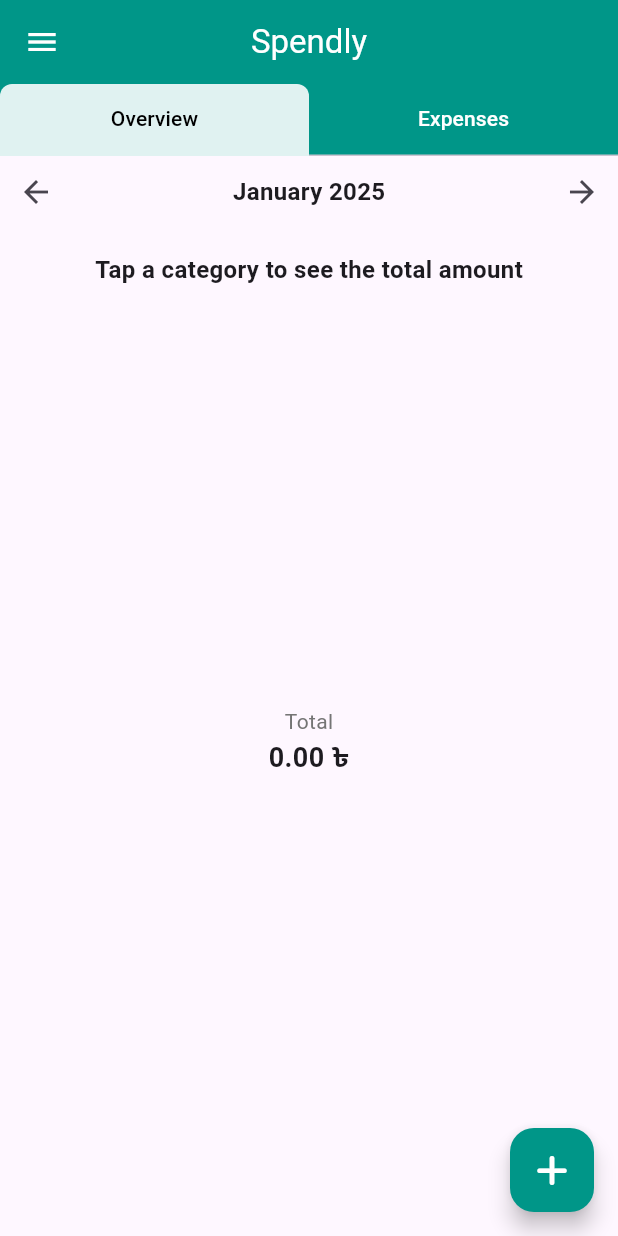
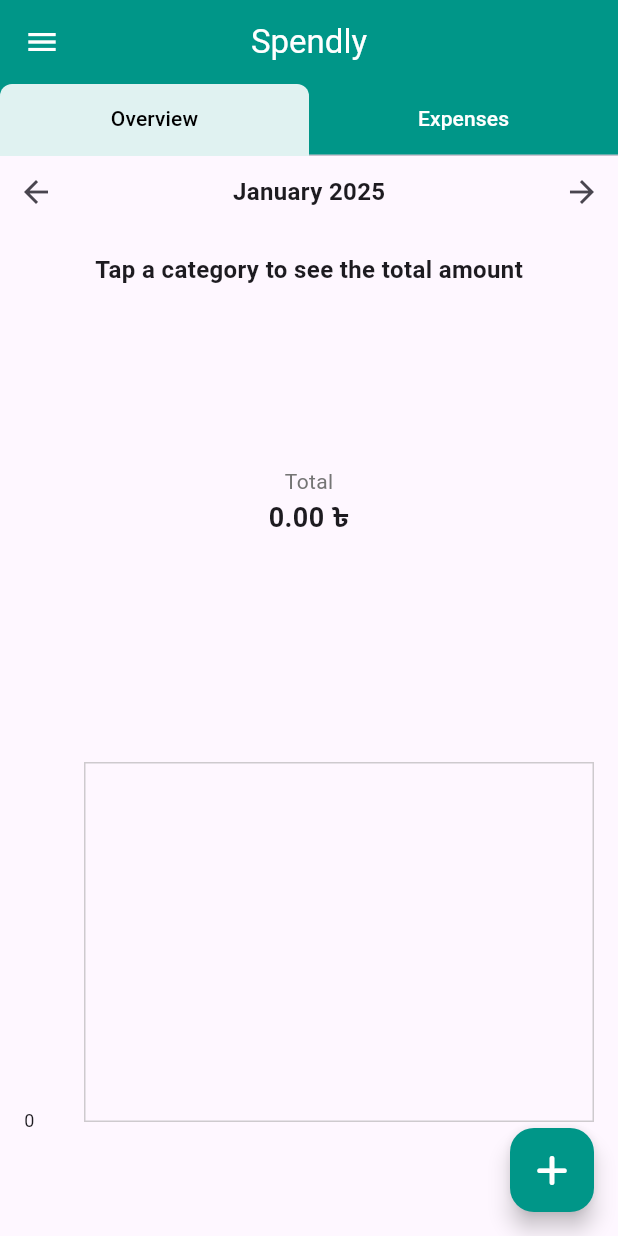
Before and after one commit to alxayeed/FinKeep, a Flutter app: the screen it shows after launch, on a phone screen of 412 x 824 dp. Run offline on Flutter 3.47's test engine with Material 3 defaults, Android fonts, the phone set to English and light mode, and no system bars; drawn by our look-alikes of fl_chart; our stand-ins replace cloud_firestore, equatable, firebase_core, font_awesome_flutter, get; accounts and stored records are empty.

Commit message:
ADD: bar chart and line chart added

```diff
--- a/lib/features/expense/presentation/screens/monthly_expense_screen.dart
+++ b/lib/features/expense/presentation/screens/monthly_expense_screen.dart
@@ -26,7 +26,6 @@ class _MonthlyExpenseScreenState extends State<MonthlyExpenseScreen> {
         drawer: const AppDrawer(),
         floatingActionButton: const CustomFAB(),
         body: Column(
-
           children: [
             Obx(() => MonthSelector(
                   onMonthChanged: (selectedMonth) {
@@ -38,85 +37,8 @@ class _MonthlyExpenseScreenState extends State<MonthlyExpenseScreen> {
             Expanded(
               child: TabBarView(
                 children: [
-                  Column(
-                    children: [
-                      // Display loading indicator or chart based on `isLoading`
-                      Expanded(
-                        child: Padding(
-                          padding: const EdgeInsets.all(16.0),
-                          child: Obx(() {
-                            if (controller.isLoading.value) {
-                              return const Center(child: CircularProgressIndicator());
-                            } else {
-                              return DonutChart(expenses: controller.expenses);
-                            }
-                          }),
-                        ),
-                      ),
-                    ],
-                  ),
-                  Column(
-                    children: [
-                      // Category list
-                      Container(
-                        height: 50,
-                        padding: const EdgeInsets.symmetric(horizontal: 16.0),
-                        child: ListView.builder(
-                          scrollDirection: Axis.horizontal,
-                          itemCount: controller.categories.length,
-                          itemBuilder: (context, index) {
-                            final isAllCategory = index == 0;
-                            final category = isAllCategory ? 'All' : controller.categories[index];
-
-                            return Obx(() {
-                              final isSelected = controller.selectedCategory.value == category;
-
-                              return Padding(
-                                padding: const EdgeInsets.symmetric(horizontal: 4.0),
-                                child: ChoiceChip(
-                                  label: Text(
-                                    category,
-                                    style: TextStyle(
-                                      color: isSelected ? Colors.white : Colors.black,
-                                    ),
-                                  ),
-                                  selected: isSelected,
-                                  selectedColor: Colors.teal,
-                                  onSelected: (selected) {
-                                    if (selected) {
-                                      controller.updateSelectedCategory(category);
-                                    }
-                                  },
-                                ),
-                              );
-                            });
-                          },
-                        ),
-                      ),
-                      Obx(() => _buildExpenseSummary()),
-                      Expanded(
-                        child: Obx(() {
-                          if (controller.isLoading.value) {
-                            return const Center(child: CircularProgressIndicator());
-                          } else if (controller.filteredExpenses.isEmpty) {
-                            return const Center(child: Text('No expenses found.'));
-                          }
-                          return ListView.builder(
-                            itemCount: controller.filteredExpenses.length,
-                            itemBuilder: (context, index) {
-                              final expense = controller.filteredExpenses[index];
-                              return ExpenseCardWidget(
-                                expense: expense,
-                                onDismissed: () {
-                                  controller.removeExpense(expense.id);
-                                },
-                              );
-                            },
-                          );
-                        }),
-                      ),
-                    ],
-                  ),
+                  ChartTabWidget(controller: controller),
+                  ListTabWidget(controller: controller),
                 ],
               ),
             ),
@@ -125,21 +47,4 @@ class _MonthlyExpenseScreenState extends State<MonthlyExpenseScreen> {
       ),
     );
   }
-
-  Widget _buildExpenseSummary() {
-    return Container(
-      padding: const EdgeInsets.symmetric(horizontal: 16.0),
-      margin: const EdgeInsets.symmetric(horizontal: 16.0),
-      width: double.infinity,
-      decoration: BoxDecoration(
-          color: Colors.teal.shade400, borderRadius: BorderRadius.circular(10)),
-      child: Center(
-        child: Text(
-          '${controller.totalExpense.value.toStringAsFixed(2)} ৳',
-          style: const TextStyle(
-              fontSize: 18, fontWeight: FontWeight.w400, color: Colors.white),
-        ),
-      ),
-    );
 }
-}
--- /dev/null
+++ b/lib/features/expense/presentation/widgets/chart_tab_widget.dart
@@ -0,0 +1,37 @@
+import 'package:flutter/material.dart';
+import 'package:get/get_state_manager/src/rx_flutter/rx_obx_widget.dart';
+
+import '../controllers/expense_controller.dart';
+import 'widgets.dart';
+
+class ChartTabWidget extends StatelessWidget {
+  const ChartTabWidget({
+    super.key,
+    required this.controller,
+  });
+
+  final ExpenseController controller;
+
+  @override
+  Widget build(BuildContext context) {
+    return Padding(
+      padding: const EdgeInsets.all(16.0),
+      child: Obx(() {
+        if (controller.isLoading.value) {
+          return const Center(child: CircularProgressIndicator());
+        } else {
+          return Column(
+            children: [
+              Expanded(
+                child: DonutChart(expenses: controller.expenses),
+              ),
+              Expanded(
+                child: ExpenseBarChart(expenses: controller.expenses),
+              ),
+            ],
+          );
+        }
+      }),
+    );
+  }
+}
--- /dev/null
+++ b/lib/features/expense/presentation/widgets/expense_bar_chart.dart
@@ -0,0 +1,108 @@
+import 'package:fl_chart/fl_chart.dart';
+import 'package:flutter/material.dart';
+import 'package:intl/intl.dart';
+
+import '../../domain/entities/expense_entity.dart';
+
+class ExpenseBarChart extends StatelessWidget {
+  final List<ExpenseEntity> expenses;
+
+  const ExpenseBarChart({super.key, required this.expenses});
+
+  @override
+  Widget build(BuildContext context) {
+    return AspectRatio(
+      aspectRatio: 1.3,
+      child: Container(
+        margin: const EdgeInsets.only(bottom: 60.0, top: 20),
+        child: BarChart(
+          _buildChartData(),
+        ),
+      ),
+    );
+  }
+
+  BarChartData _buildChartData() {
+    final List<BarChartGroupData> barGroups = _generateBarGroups(expenses);
+
+    return BarChartData(
+      barGroups: barGroups,
+      titlesData: FlTitlesData(
+        leftTitles: AxisTitles(
+          sideTitles: SideTitles(
+            showTitles: true,
+            reservedSize: 40,
+            interval: 5000,
+            getTitlesWidget: (value, meta) {
+              return Text(
+                value == 0
+                    ? '0'
+                    : value >= 1000
+                        ? '${(value / 1000).toStringAsFixed(0)}k'
+                        : value.toStringAsFixed(0),
+                style: const TextStyle(fontSize: 12),
+              );
+            },
+          ),
+        ),
+        topTitles: const AxisTitles(
+          sideTitles: SideTitles(showTitles: false),
+        ),
+        bottomTitles: const AxisTitles(
+          sideTitles: SideTitles(showTitles: false),
+        ),
+        rightTitles: const AxisTitles(
+          sideTitles: SideTitles(showTitles: false),
+        ),
+      ),
+      gridData: const FlGridData(
+        show: true,
+        drawVerticalLine: false,
+        horizontalInterval: 5000,
+      ),
+      borderData: FlBorderData(
+        show: true, // Show borders
+        border:
+            Border.all(color: Colors.grey.withOpacity(0.5)), // Set border color
+      ),
+      barTouchData: BarTouchData(
+        touchTooltipData: BarTouchTooltipData(
+          getTooltipItem: (group, groupIndex, rod, rodIndex) {
+            final date =
+                DateTime(DateTime.now().year, DateTime.now().month, group.x);
+            final formattedDate = DateFormat('d MMM, yyyy').format(date);
+            return BarTooltipItem(
+              '$formattedDate\nExpense: ${rod.toY.toInt()} ৳',
+              const TextStyle(color: Colors.white),
+            );
+          },
+        ),
+        handleBuiltInTouches: true,
+      ),
+    );
+  }
+
+  List<BarChartGroupData> _generateBarGroups(List<ExpenseEntity> expenses) {
+    final Map<int, double> dailyTotals = <int, double>{};
+
+    for (var expense in expenses) {
+      final int day = expense.date.day;
+      dailyTotals[day] = (dailyTotals[day] ?? 0) + expense.amount;
+    }
+
+    return List.generate(31, (i) {
+      final day = i + 1;
+      final double total = dailyTotals[day] ?? 0.0;
+      return BarChartGroupData(
+        x: day,
+        barRods: [
+          BarChartRodData(
+            toY: total,
+            width: 10, // Reduced bar width
+            color: total > 10000 ? Colors.redAccent : Colors.blueAccent,
+          ),
+        ],
+      );
+    });
+  }
+}
```
Also changed, not shown: lib/features/expense/presentation/widgets/line_chart.dart (added, +163 -0 lines), lib/features/expense/presentation/widgets/list_tab_widget.dart (added, +99 -0 lines), lib/features/expense/presentation/widgets/widgets.dart (+6 -3 lines). Lines whose indentation alone changed are shown as unchanged.
